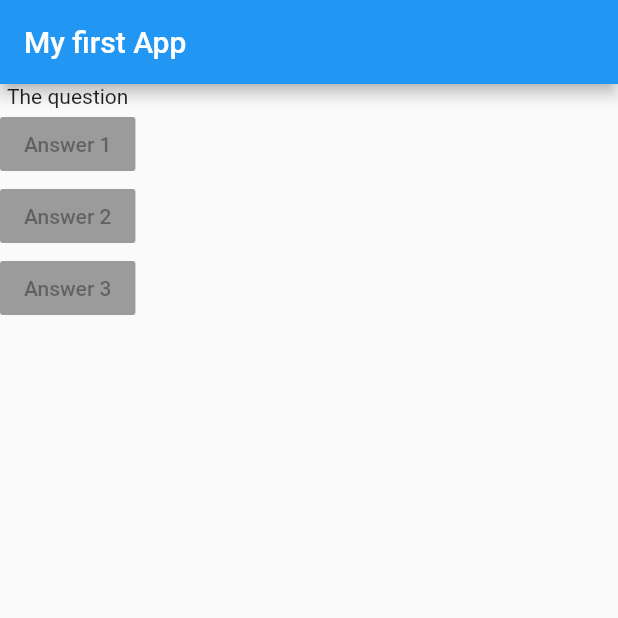
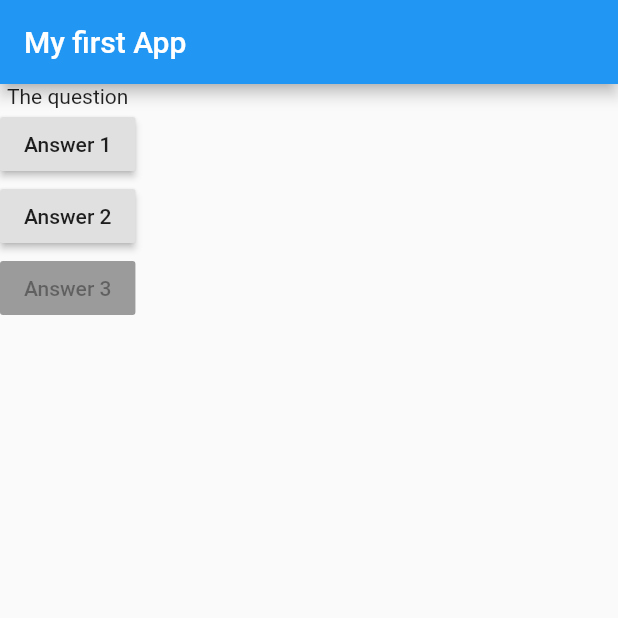
Before and after one commit to hamzaali81/flutter-app-testing, a Flutter app: the screen it shows after launch, on a phone screen of 412 x 824 dp, the top half of it. Run offline on Flutter 3.47's test engine with Material 2 defaults, Android fonts, the phone set to English and light mode, and no system bars; statements that could not run were skipped.

Commit message:
anonymous function

```diff
--- a/app/lib/main.dart
+++ b/app/lib/main.dart
@@ -24,9 +24,11 @@ class MyApp extends StatelessWidget{
           //  <Widget>[
           [
             Text('The question'),
-            RaisedButton(child: Text('Answer 1'),onPressed: null,),
-            RaisedButton(child: Text('Answer 2'),onPressed: null),
-            RaisedButton(child: Text('Answer 3'),onPressed: null),
+            RaisedButton(child: Text('Answer 1'),onPressed: answerQuestion,),
+            RaisedButton(child: Text('Answer 2'),onPressed: ()=> print('Answer 2 choosen!')),
+            RaisedButton(child: Text('Answer 3'),onPressed: (){//...
+            print('Answer 3 choosen!')
+            },),
            ],
            ),
                                         //Ctrl+Space
```
